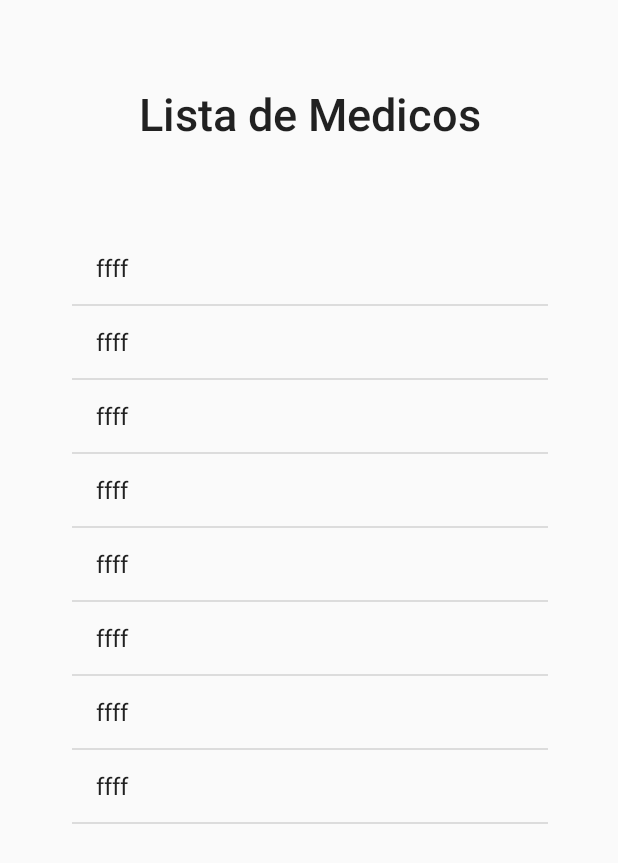
After one commit to CGCavalcante/Health-new, an Android app: the ListagemActivity screen opened directly, with no data from a screen before it, on a phone screen of 412 x 824 dp. The commit adds this screen. Shown: the top 863 px of the screen. Run offline under Robolectric (Android 15) with nearby library versions, the phone set to English and light mode, and no system bars.

Commit message:
Listagem

```diff
--- a/app/src/main/AndroidManifest.xml
+++ b/app/src/main/AndroidManifest.xml
@@ -58,7 +58,8 @@
             android:label="@string/label_lista_consultas_medico" />
         <activity android:name=".HorarioMedicoAct" />
         <activity android:name=".CalendarioDialog" />
-        <activity android:name=".SetarHorario"></activity>
+        <activity android:name=".SetarHorario" />
+        <activity android:name=".ListagemActivity"></activity>
     </application>
 
 </manifest>
--- /dev/null
+++ b/app/src/main/java/com/maishealth/maishealth/ListagemActivity.java
@@ -0,0 +1,40 @@
+package com.maishealth.maishealth;
+
+import android.support.v7.app.AppCompatActivity;
+import android.os.Bundle;
+import android.widget.ArrayAdapter;
+import android.widget.ListView;
+
+import java.util.ArrayList;
+
+public class ListagemActivity extends AppCompatActivity {
+    private ListView lista;
+
+    @Override
+    protected void onCreate(Bundle savedInstanceState) {
+        super.onCreate(savedInstanceState);
+        setContentView(R.layout.activity_listagem);
+
+        lista = (ListView) findViewById(R.id.lista);
+
+        ArrayList<String> listadados = preencher();
+
+        ArrayAdapter<String> a = new ArrayAdapter<String>(this, android.R.layout.simple_list_item_1, listadados);
+        lista.setAdapter(a);
+
+    }
+
+    private ArrayList<String> preencher() {
+        ArrayList<String> dados = new ArrayList<String>();
+        dados.add("ffff");
+        dados.add("ffff");
+        dados.add("ffff");
+        dados.add("ffff");
+        dados.add("ffff");
+        dados.add("ffff");
+        dados.add("ffff");
+        dados.add("ffff");
+
+        return dados;
+    }
+}
--- /dev/null
+++ b/app/src/main/res/layout/activity_listagem.xml
@@ -0,0 +1,41 @@
+<?xml version="1.0" encoding="utf-8"?>
+<android.support.constraint.ConstraintLayout xmlns:android="http://schemas.android.com/apk/res/android"
+    xmlns:app="http://schemas.android.com/apk/res-auto"
+    xmlns:tools="http://schemas.android.com/tools"
+    android:layout_width="match_parent"
+    android:layout_height="match_parent"
+    tools:context="com.maishealth.maishealth.ListagemActivity">
+
+    <TextView
+        android:id="@+id/textView3"
+        android:layout_width="wrap_content"
+        android:layout_height="wrap_content"
+        android:layout_marginBottom="8dp"
+        android:layout_marginEnd="8dp"
+        android:layout_marginStart="8dp"
+        android:layout_marginTop="8dp"
+        android:text="Lista de Medicos"
+        android:textAppearance="@style/CollapsingTextAppearance.Inverse"
+        app:layout_constraintBottom_toBottomOf="parent"
+        app:layout_constraintEnd_toEndOf="parent"
+        app:layout_constraintHorizontal_bias="0.503"
+        app:layout_constraintStart_toStartOf="parent"
+        app:layout_constraintTop_toTopOf="parent"
+        app:layout_constraintVertical_bias="0.062" />
+
+    <ListView
+        android:id="@+id/lista"
+        android:layout_width="317dp"
+        android:layout_height="459dp"
+        android:layout_marginBottom="8dp"
+        android:layout_marginEnd="8dp"
+        android:layout_marginStart="8dp"
+        android:layout_marginTop="92dp"
+        app:layout_constraintBottom_toBottomOf="parent"
+        app:layout_constraintEnd_toEndOf="parent"
+        app:layout_constraintHorizontal_bias="0.509"
+        app:layout_constraintStart_toStartOf="parent"
+        app:layout_constraintTop_toTopOf="parent"
+        app:layout_constraintVertical_bias="0.236"></ListView>
+
+</android.support.constraint.ConstraintLayout>
--- a/app/src/main/res/layout/activity_login.xml
+++ b/app/src/main/res/layout/activity_login.xml
@@ -94,6 +94,7 @@
                     android:layout_margin="8dp"
                     android:layout_weight="1"
                     android:background="@color/colorText"
+                    android:onClick="teste"
                     android:text="Esqueceu senha"
                     android:textColor="@color/colorTextoBut"
                     android:textStyle="bold" />
```
Also changed, not shown: app/src/main/java/com/maishealth/maishealth/infra/DataBase.java (+11 -8 lines), app/src/main/java/com/maishealth/maishealth/usuario/gui/LoginActivity.java (+4 -4 lines), app/src/main/java/com/maishealth/maishealth/usuario/persistencia/ConstantePopularBanco.java (+12 -17 lines).
